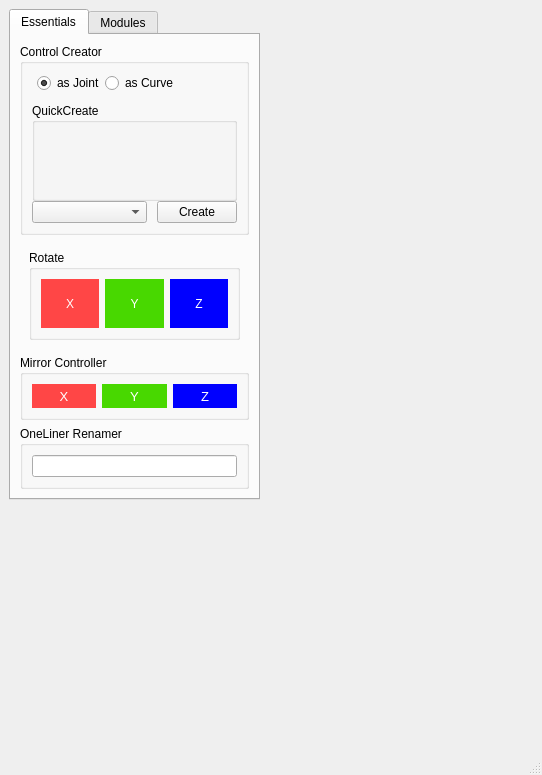
Before: the Qt Designer form rusakUI.ui in zansyabana/RUSAK, drawn with Qt 5.
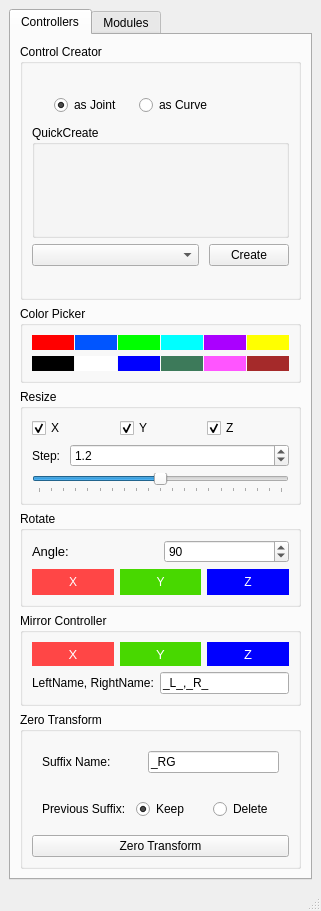
After: the same form once the commit is applied. Icons and pictures are not drawn.

```diff
--- a/rusakUI.ui
+++ b/rusakUI.ui
@@ -6,8 +6,8 @@
    <rect>
     <x>0</x>
     <y>0</y>
-    <width>542</width>
-    <height>775</height>
+    <width>321</width>
+    <height>911</height>
    </rect>
   </property>
   <property name="sizePolicy">
@@ -29,34 +29,55 @@
    <string>R.U.S.A.K.</string>
   </property>
   <widget class="QWidget" name="centralwidget">
+   <property name="sizePolicy">
+    <sizepolicy hsizetype="Preferred" vsizetype="Preferred">
+     <horstretch>0</horstretch>
+     <verstretch>0</verstretch>
+    </sizepolicy>
+   </property>
+   <property name="minimumSize">
+    <size>
+     <width>300</width>
+     <height>0</height>
+    </size>
+   </property>
+   <layout class="QVBoxLayout" name="verticalLayout_6">
+    <item>
    <widget class="QTabWidget" name="tabWidget">
-    <property name="geometry">
-     <rect>
-      <x>9</x>
-      <y>9</y>
-      <width>251</width>
-      <height>491</height>
-     </rect>
-    </property>
     <property name="currentIndex">
      <number>0</number>
     </property>
-    <widget class="QWidget" name="tab_essential">
+      <widget class="QWidget" name="tab_control">
      <attribute name="title">
-      <string>Essentials</string>
+        <string>Controllers</string>
      </attribute>
      <layout class="QVBoxLayout" name="verticalLayout_4">
       <item>
        <widget class="QGroupBox" name="createControlGrp">
         <property name="sizePolicy">
-         <sizepolicy hsizetype="Minimum" vsizetype="Fixed">
+           <sizepolicy hsizetype="Minimum" vsizetype="MinimumExpanding">
           <horstretch>0</horstretch>
           <verstretch>0</verstretch>
          </sizepolicy>
         </property>
+          <property name="minimumSize">
+           <size>
+            <width>0</width>
+            <height>250</height>
+           </size>
+          </property>
+          <property name="acceptDrops">
+           <bool>false</bool>
+          </property>
         <property name="title">
          <string>Control Creator</string>
         </property>
+          <property name="flat">
+           <bool>false</bool>
+          </property>
+          <property name="checkable">
+           <bool>false</bool>
+          </property>
         <layout class="QVBoxLayout" name="verticalLayout_3">
          <item>
           <layout class="QVBoxLayout" name="verticalLayout">
@@ -74,6 +95,9 @@
              <property name="sizeConstraint">
               <enum>QLayout::SetDefaultConstraint</enum>
              </property>
+               <property name="bottomMargin">
+                <number>6</number>
+               </property>
              <item>
               <layout class="QHBoxLayout" name="horizontalLayout" stretch="0,0,0">
                <property name="sizeConstraint">
@@ -560,14 +584,13 @@
        </widget>
       </item>
       <item>
-       <widget class="QStackedWidget" name="stackedWidget">
-        <property name="currentIndex">
-         <number>1</number>
-        </property>
-        <widget class="QWidget" name="page">
-         <layout class="QVBoxLayout" name="verticalLayout_7">
-          <item>
            <widget class="QGroupBox" name="colorGrp">
+          <property name="sizePolicy">
+           <sizepolicy hsizetype="Preferred" vsizetype="Maximum">
+            <horstretch>0</horstretch>
+            <verstretch>0</verstretch>
+           </sizepolicy>
+          </property>
             <property name="title">
              <string>Color Picker</string>
             </property>
@@ -884,95 +907,6 @@
             </layout>
            </widget>
           </item>
-         </layout>
-        </widget>
-        <widget class="QWidget" name="page_2">
-         <layout class="QVBoxLayout" name="verticalLayout_9">
-          <item>
-           <widget class="QGroupBox" name="rotateGrp">
-            <property name="title">
-             <string>Rotate</string>
-            </property>
-            <layout class="QHBoxLayout" name="horizontalLayout_7">
-             <item>
-              <widget class="QPushButton" name="btn_rotateX">
-               <property name="sizePolicy">
-                <sizepolicy hsizetype="Minimum" vsizetype="Minimum">
-                 <horstretch>0</horstretch>
-                 <verstretch>0</verstretch>
-                </sizepolicy>
-               </property>
-               <property name="minimumSize">
-                <size>
-                 <width>0</width>
-                 <height>26</height>
-                </size>
-               </property>
-               <property name="styleSheet">
-                <string notr="true">background-color: rgb(255, 70, 70);
-color: white;
-border: 0px;</string>
-               </property>
-               <property name="text">
-                <string>X</string>
-               </property>
-              </widget>
-             </item>
-             <item>
-              <widget class="QPushButton" name="btn_rotateY">
-               <property name="sizePolicy">
-                <sizepolicy hsizetype="Minimum" vsizetype="Minimum">
-                 <horstretch>0</horstretch>
-                 <verstretch>0</verstretch>
-                </sizepolicy>
-               </property>
-               <property name="minimumSize">
-                <size>
-                 <width>0</width>
-                 <height>26</height>
-                </size>
-               </property>
-               <property name="styleSheet">
-                <string notr="true">background-color: rgb(72, 216, 0);
-color: white;
-border: 0px;</string>
-               </property>
-               <property name="text">
-                <string>Y</string>
-               </property>
-              </widget>
-             </item>
-             <item>
-              <widget class="QPushButton" name="btn_rotateZ">
-               <property name="sizePolicy">
-                <sizepolicy hsizetype="Minimum" vsizetype="Minimum">
-                 <horstretch>0</horstretch>
-                 <verstretch>0</verstretch>
-                </sizepolicy>
-               </property>
-               <property name="minimumSize">
-                <size>
-                 <width>0</width>
-                 <height>26</height>
-                </size>
-               </property>
-               <property name="styleSheet">
-                <string notr="true">background-color: blue;
-color: white;
-border: 0px;</string>
-               </property>
-               <property name="text">
-                <string>Z</string>
-               </property>
-              </widget>
-             </item>
-            </layout>
-           </widget>
-          </item>
-         </layout>
-        </widget>
-        <widget class="QWidget" name="page_3">
-         <layout class="QVBoxLayout" name="verticalLayout_10">
           <item>
            <widget class="QGroupBox" name="resizeGrp">
             <property name="title">
@@ -1029,7 +963,7 @@
                 </widget>
                </item>
                <item>
-                <widget class="QDoubleSpinBox" name="doubleSpinBox">
+              <widget class="QDoubleSpinBox" name="sizeStepSpinBox">
                  <property name="decimals">
                   <number>1</number>
                  </property>
@@ -1041,20 +975,148 @@
                  </property>
                 </widget>
                </item>
+            </layout>
+           </item>
                <item>
-                <widget class="QPushButton" name="btn_resize">
-                 <property name="text">
-                  <string>Resize</string>
-                 </property>
+            <widget class="QSlider" name="resizeSlider">
+             <property name="minimum">
+              <number>-10</number>
+             </property>
+             <property name="maximum">
+              <number>10</number>
+             </property>
+             <property name="tracking">
+              <bool>true</bool>
+             </property>
+             <property name="orientation">
+              <enum>Qt::Horizontal</enum>
+             </property>
+             <property name="invertedAppearance">
+              <bool>false</bool>
+             </property>
+             <property name="invertedControls">
+              <bool>false</bool>
+             </property>
+             <property name="tickPosition">
+              <enum>QSlider::TicksBelow</enum>
+             </property>
                 </widget>
                </item>
               </layout>
-             </item>
-            </layout>
-           </widget>
-          </item>
-         </layout>
-        </widget>
+         </widget>
+        </item>
+        <item>
+         <widget class="QGroupBox" name="rotateGrp">
+          <property name="title">
+           <string>Rotate</string>
+          </property>
+          <layout class="QVBoxLayout" name="verticalLayout_7">
+           <item>
+            <layout class="QHBoxLayout" name="horizontalLayout_9">
+             <item>
+              <widget class="QLabel" name="label_angle">
+               <property name="font">
+                <font>
+                 <pointsize>10</pointsize>
+                </font>
+               </property>
+               <property name="text">
+                <string>Angle:</string>
+               </property>
+              </widget>
+             </item>
+             <item>
+              <widget class="QSpinBox" name="angle_box">
+               <property name="maximum">
+                <number>360</number>
+               </property>
+               <property name="singleStep">
+                <number>45</number>
+               </property>
+               <property name="value">
+                <number>90</number>
+               </property>
+              </widget>
+             </item>
+            </layout>
+           </item>
+           <item>
+            <layout class="QHBoxLayout" name="horizontalLayout_7">
+             <item>
+              <widget class="QPushButton" name="btn_rotateX">
+               <property name="sizePolicy">
+                <sizepolicy hsizetype="Minimum" vsizetype="Minimum">
+                 <horstretch>0</horstretch>
+                 <verstretch>0</verstretch>
+                </sizepolicy>
+               </property>
+               <property name="minimumSize">
+                <size>
+                 <width>0</width>
+                 <height>26</height>
+                </size>
+               </property>
+               <property name="styleSheet">
+                <string notr="true">background-color: rgb(255, 70, 70);
+color: white;
+border: 0px;</string>
+               </property>
+               <property name="text">
+                <string>X</string>
+               </property>
+              </widget>
+             </item>
+             <item>
+              <widget class="QPushButton" name="btn_rotateY">
+               <property name="sizePolicy">
+                <sizepolicy hsizetype="Minimum" vsizetype="Minimum">
+                 <horstretch>0</horstretch>
+                 <verstretch>0</verstretch>
+                </sizepolicy>
+               </property>
+               <property name="minimumSize">
+                <size>
+                 <width>0</width>
+                 <height>26</height>
+                </size>
+               </property>
+               <property name="styleSheet">
+                <string notr="true">background-color: rgb(72, 216, 0);
+color: white;
+border: 0px;</string>
+               </property>
+               <property name="text">
+                <string>Y</string>
+               </property>
+              </widget>
+             </item>
+             <item>
+              <widget class="QPushButton" name="btn_rotateZ">
+               <property name="sizePolicy">
+                <sizepolicy hsizetype="Minimum" vsizetype="Minimum">
+                 <horstretch>0</horstretch>
+                 <verstretch>0</verstretch>
+                </sizepolicy>
+               </property>
+               <property name="minimumSize">
+                <size>
+                 <width>0</width>
+                 <height>26</height>
+                </size>
+               </property>
+               <property name="styleSheet">
+                <string notr="true">background-color: blue;
+color: white;
+border: 0px;</string>
+               </property>
+               <property name="text">
+                <string>Z</string>
+               </property>
+              </widget>
+             </item>
+            </layout>
+           </item>
+          </layout>
        </widget>
       </item>
       <item>
@@ -1062,6 +1124,8 @@
         <property name="title">
          <string>Mirror Controller</string>
         </property>
+          <layout class="QVBoxLayout" name="verticalLayout_10">
+           <item>
         <layout class="QHBoxLayout" name="horizontalLayout_6">
          <item>
           <widget class="QPushButton" name="btnMirrorX">
@@ -1160,26 +1224,115 @@
           </widget>
          </item>
         </layout>
+           </item>
+           <item>
+            <layout class="QHBoxLayout" name="horizontalLayout_14">
+             <item>
+              <widget class="QLabel" name="mirrorLRLabel">
+               <property name="text">
+                <string>LeftName, RightName:</string>
+               </property>
        </widget>
       </item>
       <item>
-       <widget class="QGroupBox" name="oneLinerGrp">
+              <widget class="QLineEdit" name="mirrorLR_edit">
+               <property name="text">
+                <string>_L_,_R_</string>
+               </property>
+              </widget>
+             </item>
+            </layout>
+           </item>
+          </layout>
+          <zorder>horizontalLayoutWidget</zorder>
+          <zorder>mirrorLRLabel</zorder>
+          <zorder>horizontalLayoutWidget_2</zorder>
+         </widget>
+        </item>
+        <item>
+         <widget class="QGroupBox" name="zero_grp">
         <property name="title">
-         <string>OneLiner Renamer</string>
-        </property>
-        <layout class="QVBoxLayout" name="verticalLayout_6">
+           <string>Zero Transform</string>
+          </property>
+          <layout class="QVBoxLayout" name="verticalLayout_9">
          <item>
-          <widget class="QLineEdit" name="oneLinerEdit"/>
-         </item>
-        </layout>
-       </widget>
-      </item>
-     </layout>
-     <zorder>createControlGrp</zorder>
-     <zorder>createControlGrp</zorder>
-     <zorder>mirrorGrp</zorder>
-     <zorder>oneLinerGrp</zorder>
-     <zorder>stackedWidget</zorder>
+            <layout class="QHBoxLayout" name="horizontalLayout_10">
+             <property name="margin">
+              <number>10</number>
+             </property>
+             <item>
+              <widget class="QLabel" name="label_suffix">
+               <property name="sizePolicy">
+                <sizepolicy hsizetype="Minimum" vsizetype="Preferred">
+                 <horstretch>0</horstretch>
+                 <verstretch>0</verstretch>
+                </sizepolicy>
+               </property>
+               <property name="minimumSize">
+                <size>
+                 <width>100</width>
+                 <height>0</height>
+                </size>
+               </property>
+               <property name="text">
+                <string>Suffix Name:</string>
+               </property>
+              </widget>
+             </item>
+             <item>
+              <widget class="QLineEdit" name="suffix_edit">
+               <property name="text">
+                <string>_RG</string>
+               </property>
+              </widget>
+             </item>
+            </layout>
+           </item>
+           <item>
+            <layout class="QHBoxLayout" name="horizontalLayout_11">
+             <property name="spacing">
+              <number>10</number>
+             </property>
+             <property name="margin">
+              <number>10</number>
+             </property>
+             <item>
+              <widget class="QLabel" name="suffix_label">
+               <property name="text">
+                <string>Previous Suffix:</string>
+               </property>
+              </widget>
+             </item>
+             <item>
+              <widget class="QRadioButton" name="suffix_keep">
+               <property name="text">
+                <string>Keep</string>
+               </property>
+               <property name="checked">
+                <bool>true</bool>
+               </property>
+              </widget>
+             </item>
+             <item>
+              <widget class="QRadioButton" name="suffix_delete">
+               <property name="text">
+                <string>Delete</string>
+               </property>
+              </widget>
+             </item>
+            </layout>
+           </item>
+           <item>
+            <widget class="QPushButton" name="zero_btn">
+             <property name="text">
+              <string>Zero Transform</string>
+             </property>
+            </widget>
+           </item>
+          </layout>
+         </widget>
+        </item>
+       </layout>
     </widget>
     <widget class="QWidget" name="tab_mod">
      <attribute name="title">
@@ -1238,13 +1391,15 @@
      </layout>
     </widget>
    </widget>
+    </item>
+   </layout>
   </widget>
   <widget class="QMenuBar" name="menubar">
    <property name="geometry">
     <rect>
      <x>0</x>
      <y>0</y>
-     <width>542</width>
+     <width>321</width>
      <height>21</height>
     </rect>
    </property>
```
Lines whose indentation alone changed are shown as unchanged.
